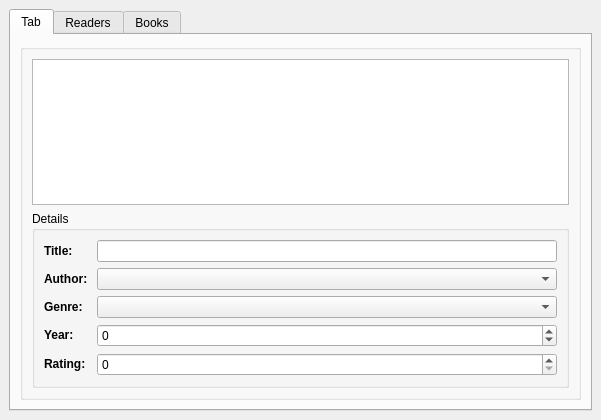
Before: the Qt Designer form mainwindow.ui in kupns-aka-kupa/kprpo_lr1, drawn with Qt 5.
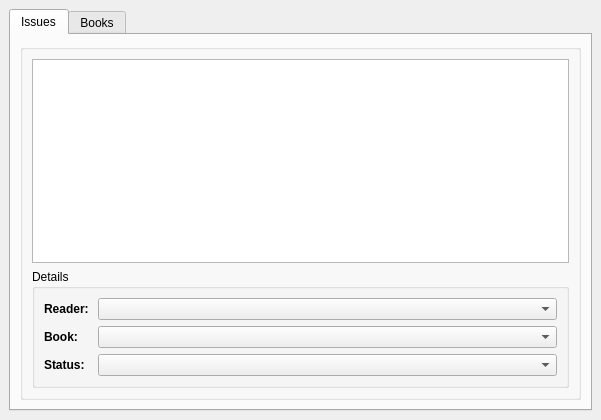
After: the same form once the commit is applied. The open tabs and pages were chosen to show the change.

Commit message: add issues table

```diff
--- a/mainwindow.ui
+++ b/mainwindow.ui
@@ -37,7 +37,96 @@
       </property>
       <widget class="QWidget" name="tab">
        <attribute name="title">
-        <string>Tab</string>
+        <string>Issues</string>
+       </attribute>
+       <layout class="QHBoxLayout" name="horizontalLayout_2">
+        <item>
+         <widget class="QGroupBox" name="issuesGroupBox">
+          <property name="title">
+           <string/>
+          </property>
+          <layout class="QVBoxLayout" name="_2">
+           <property name="spacing">
+            <number>6</number>
+           </property>
+           <property name="leftMargin">
+            <number>9</number>
+           </property>
+           <property name="topMargin">
+            <number>9</number>
+           </property>
+           <property name="rightMargin">
+            <number>9</number>
+           </property>
+           <property name="bottomMargin">
+            <number>9</number>
+           </property>
+           <item>
+            <widget class="QTableView" name="issuesTable">
+             <property name="selectionBehavior">
+              <enum>QAbstractItemView::SelectRows</enum>
+             </property>
+            </widget>
+           </item>
+           <item>
+            <widget class="QGroupBox" name="issueDetailsGroupBox">
+             <property name="title">
+              <string>Details</string>
+             </property>
+             <layout class="QFormLayout" name="_3">
+              <item row="0" column="0">
+               <widget class="QLabel" name="readerLabel">
+                <property name="text">
+                 <string>&lt;html&gt;&lt;head/&gt;&lt;body&gt;&lt;p&gt;&lt;span style=&quot; font-weight:600;&quot;&gt;Reader: &lt;/span&gt;&lt;/p&gt;&lt;/body&gt;&lt;/html&gt;</string>
+                </property>
+               </widget>
+              </item>
+              <item row="0" column="1">
+               <widget class="QComboBox" name="readerEdit">
+                <property name="enabled">
+                 <bool>true</bool>
+                </property>
+               </widget>
+              </item>
+              <item row="1" column="0">
+               <widget class="QLabel" name="bookLabel">
+                <property name="text">
+                 <string>&lt;html&gt;&lt;head/&gt;&lt;body&gt;&lt;p&gt;&lt;span style=&quot; font-weight:600;&quot;&gt;Book:&lt;/span&gt;&lt;/p&gt;&lt;/body&gt;&lt;/html&gt;</string>
+                </property>
+               </widget>
+              </item>
+              <item row="1" column="1">
+               <widget class="QComboBox" name="bookEdit">
+                <property name="enabled">
+                 <bool>true</bool>
+                </property>
+               </widget>
+              </item>
+              <item row="2" column="0">
+               <widget class="QLabel" name="statusLabel">
+                <property name="text">
+                 <string>&lt;html&gt;&lt;head/&gt;&lt;body&gt;&lt;p&gt;&lt;span style=&quot; font-weight:600;&quot;&gt;Status:&lt;/span&gt;&lt;/p&gt;&lt;/body&gt;&lt;/html&gt;</string>
+                </property>
+               </widget>
+              </item>
+              <item row="2" column="1">
+               <widget class="QComboBox" name="statusEdit">
+                <property name="enabled">
+                 <bool>true</bool>
+                </property>
+               </widget>
+              </item>
+             </layout>
+            </widget>
+           </item>
+          </layout>
+         </widget>
+        </item>
+       </layout>
+      </widget>
+      <widget class="QWidget" name="books">
+       <attribute name="title">
+        <string>Books</string>
        </attribute>
        <layout class="QHBoxLayout" name="horizontalLayout">
         <item>
@@ -161,18 +250,6 @@
         </item>
        </layout>
       </widget>
-      <widget class="QWidget" name="readers">
-       <attribute name="title">
-        <string>Readers</string>
-       </attribute>
-       <layout class="QHBoxLayout" name="horizontalLayout_2"/>
-      </widget>
-      <widget class="QWidget" name="books">
-       <attribute name="title">
-        <string>Books</string>
-       </attribute>
-       <layout class="QHBoxLayout" name="horizontalLayout_3"/>
-      </widget>
      </widget>
     </item>
    </layout>
```
Left out of the diff: 4 changed lines with no effect on the pictures. The commit also changes 1 other file.
